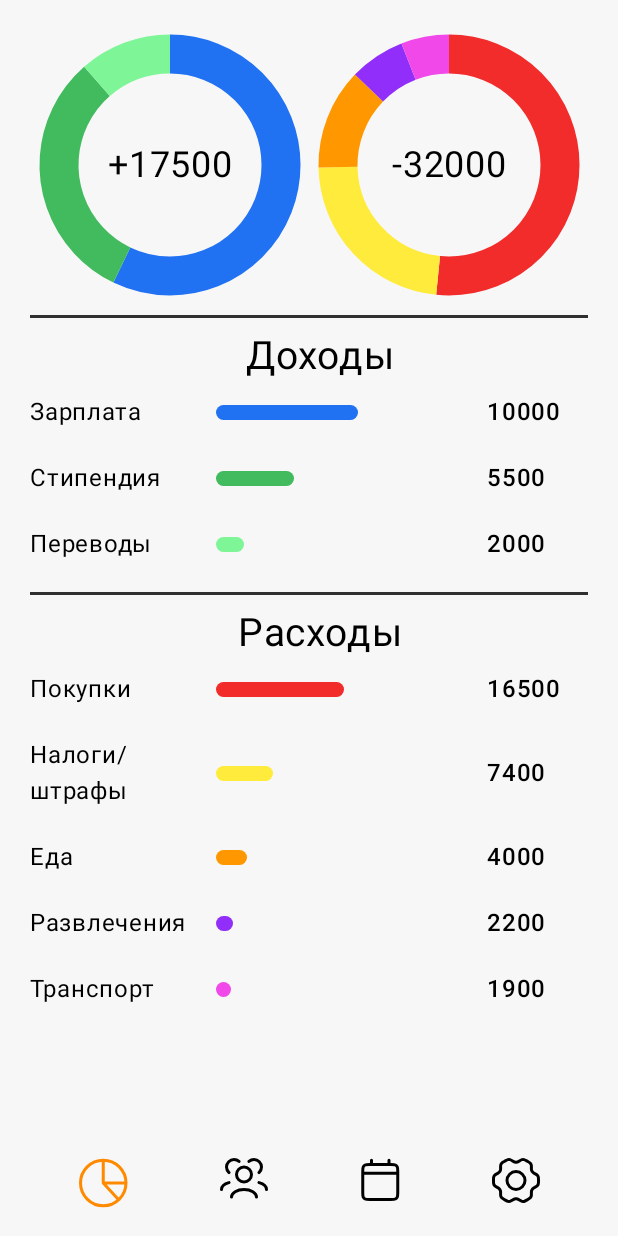
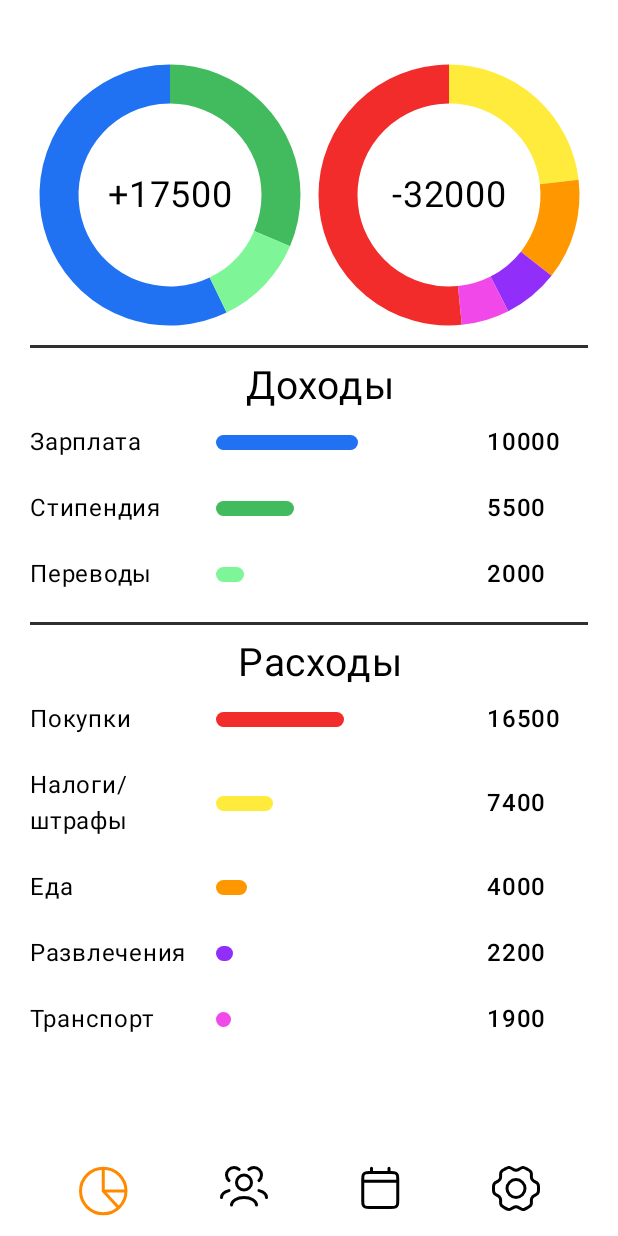
Before and after one commit to UndefinedBehaviorIU7/Finanstics, an Android app built with Jetpack Compose: the screen it shows after launch (MainActivity), on a phone screen of 412 x 824 dp. Run offline under Robolectric (Android 15) with nearby library versions, the phone set to English and light mode, and no system bars; our stand-ins replace accompanist; 1 statement that could not run was skipped.

Commit message:
bar update

```diff
--- a/app/build.gradle.kts
+++ b/app/build.gradle.kts
@@ -68,4 +68,5 @@ dependencies {
     implementation(libs.converter.gson)
     implementation(libs.accompanist.pager)
     implementation(libs.accompanist.pager.indicators)
+    implementation(libs.accompanist.systemuicontroller)
 }
--- a/app/src/main/java/com/example/finanstics/presentation/MainScreen.kt
+++ b/app/src/main/java/com/example/finanstics/presentation/MainScreen.kt
@@ -2,12 +2,18 @@ package com.example.finanstics.presentation
 
 import androidx.compose.foundation.background
 import androidx.compose.foundation.clickable
+import androidx.compose.foundation.isSystemInDarkTheme
 import androidx.compose.foundation.layout.Arrangement
 import androidx.compose.foundation.layout.Box
 import androidx.compose.foundation.layout.Row
+import androidx.compose.foundation.layout.WindowInsets
+import androidx.compose.foundation.layout.WindowInsetsSides
 import androidx.compose.foundation.layout.fillMaxWidth
 import androidx.compose.foundation.layout.height
+import androidx.compose.foundation.layout.only
 import androidx.compose.foundation.layout.padding
+import androidx.compose.foundation.layout.systemBars
+import androidx.compose.foundation.layout.windowInsetsPadding
 import androidx.compose.foundation.shape.CircleShape
 //noinspection UsingMaterialAndMaterial3Libraries
 import androidx.compose.material.Icon
@@ -15,16 +21,20 @@ import androidx.compose.material.Icon
 import androidx.compose.material.Scaffold
 import androidx.compose.material3.MaterialTheme
 import androidx.compose.runtime.Composable
+import androidx.compose.runtime.LaunchedEffect
+import androidx.compose.runtime.remember
 import androidx.compose.runtime.rememberCoroutineScope
 import androidx.compose.ui.Alignment
 import androidx.compose.ui.Modifier
 import androidx.compose.ui.draw.clip
+import androidx.compose.ui.draw.drawBehind
 import androidx.compose.ui.unit.dp
 import androidx.navigation.NavController
 import com.example.finanstics.presentation.navigation.BottomBarScreen
 import com.example.finanstics.presentation.navigation.BottomNavGraph
 import com.google.accompanist.pager.ExperimentalPagerApi
 import com.google.accompanist.pager.PagerState
+import com.google.accompanist.systemuicontroller.rememberSystemUiController
 import kotlinx.coroutines.launch
 
 @Suppress("MagicNumber")
@@ -33,6 +43,17 @@ import kotlinx.coroutines.launch
 fun MainScreen(
     navController: NavController
 ) {
+    val systemUiController = rememberSystemUiController()
+    val isDarkTheme = isSystemInDarkTheme()
+    val navigationBarColor = MaterialTheme.colorScheme.background
+
+    LaunchedEffect(isDarkTheme) {
+        systemUiController.setNavigationBarColor(
+            color = navigationBarColor,
+            darkIcons = !isDarkTheme
+        )
+    }
+
     val screens = listOf(
         BottomBarScreen.Stats,
         BottomBarScreen.Groups,
@@ -40,7 +61,7 @@ fun MainScreen(
         BottomBarScreen.Settings
     )
 
-    val pagerState = PagerState(pageCount = screens.size)
+    val pagerState = remember { PagerState(pageCount = screens.size) }
 
     Scaffold(
         bottomBar = { BottomBar(pagerState = pagerState, screens = screens) }
@@ -65,8 +86,11 @@ fun BottomBar(
 ) {
     Row(
         modifier = Modifier
+            .background(MaterialTheme.colorScheme.background)
+            .windowInsetsPadding(
+                WindowInsets.systemBars.only(WindowInsetsSides.Bottom)
+            )
             .height(60.dp)
-            .background(MaterialTheme.colorScheme.background)
             .fillMaxWidth(),
         horizontalArrangement = Arrangement.SpaceEvenly,
         verticalAlignment = Alignment.CenterVertically
@@ -92,7 +116,7 @@ fun BarItem(
 
     Box(
         modifier = Modifier
-            .height(60.dp)
+            .height(50.dp)
             .clip(CircleShape)
             .clickable(
                 onClick = {
--- a/app/src/main/java/com/example/finanstics/presentation/stats/Animation.kt
+++ b/app/src/main/java/com/example/finanstics/presentation/stats/Animation.kt
@@ -45,7 +45,7 @@ fun animateChartRotation(
     animDuration: Int
 ): Float {
     return animateFloatAsState(
-        targetValue = if (animationPlayed) 90f * 11f else 0f,
+        targetValue = if (animationPlayed) 270f else 0f,
         animationSpec = tween(
             durationMillis = animDuration,
             easing = LinearOutSlowInEasing
--- a/app/src/main/java/com/example/finanstics/presentation/stats/PieChart.kt
+++ b/app/src/main/java/com/example/finanstics/presentation/stats/PieChart.kt
@@ -13,6 +13,7 @@ import androidx.compose.runtime.Composable
 import androidx.compose.ui.Alignment
 import androidx.compose.ui.Modifier
 import androidx.compose.ui.draw.rotate
+import androidx.compose.ui.draw.scale
 import androidx.compose.ui.graphics.Color
 import androidx.compose.ui.graphics.StrokeCap
 import androidx.compose.ui.graphics.drawscope.Stroke
@@ -80,6 +81,7 @@ fun PieChart(
             Canvas(
                 modifier = Modifier
                     .size(radiusOuter * 2f)
+                    .rotate(-floatValue[0])
                     .rotate(animateRotation)
             ) {
                 floatValue.forEachIndexed { index, value ->
--- a/app/src/main/java/com/example/finanstics/presentation/stats/StatsView.kt
+++ b/app/src/main/java/com/example/finanstics/presentation/stats/StatsView.kt
@@ -36,7 +36,9 @@ fun Stats(
     val uiState = vm.uiState.collectAsState().value
 
     Box(
-        modifier = Modifier.fillMaxSize().background(
+        modifier = Modifier
+            .fillMaxSize()
+            .background(
                 color = MaterialTheme.colorScheme.background
             )
     ) {
@@ -45,6 +47,7 @@ fun Stats(
                 uiState.incomes,
                 uiState.expenses
             )
+
             is StatsUiState.Error -> StatsErrorView(uiState.message)
             StatsUiState.Loading -> {}
         }
@@ -57,10 +60,19 @@ fun StatsView(
     incomes: List<Pair<String, Int>>,
     expenses: List<Pair<String, Int>>
 ) {
+    Box(
+        modifier = Modifier
+            .fillMaxSize()
+            .padding(
+                top = 40.dp,
+                start = 20.dp,
+                end = 20.dp,
+                bottom = 20.dp
+            )
+    ) {
         LazyColumn(
             modifier = Modifier
                 .fillMaxWidth()
-            .padding(20.dp)
         ) {
             item {
                 Row() {
@@ -116,6 +128,7 @@ fun StatsView(
             }
         }
     }
+}
 
 @Suppress("MagicNumber")
 @Composable
--- a/app/src/main/java/com/example/finanstics/ui/theme/Const.kt
+++ b/app/src/main/java/com/example/finanstics/ui/theme/Const.kt
@@ -18,4 +18,4 @@ val EXPENSES_DATA = listOf(
     "Транспорт" to 1900
 )
 
-const val STATS_ANIMATE_DURATION = 1600
+const val STATS_ANIMATE_DURATION = 1000
--- a/app/src/main/java/com/example/finanstics/ui/theme/Theme.kt
+++ b/app/src/main/java/com/example/finanstics/ui/theme/Theme.kt
@@ -22,7 +22,7 @@ private val LightColorScheme = lightColorScheme(
     primary = Color.Black,
     secondary = GreyDark,
     tertiary = YellowSoftLight,
-    background = WhiteSoft
+    background = Color.White
 
     /* Other default colors to override
     background = Color(0xFFFFFBFE),
--- a/gradle/libs.versions.toml
+++ b/gradle/libs.versions.toml
@@ -1,5 +1,6 @@
 [versions]
 accompanistPager = "0.13.0"
+accompanistSystemuicontroller = "0.30.1"
 agp = "8.7.3"
 converterGson = "2.9.0"
 kotlin = "2.0.0"
@@ -17,6 +18,7 @@ retrofit = "2.9.0"
 [libraries]
 accompanist-pager = { module = "com.google.accompanist:accompanist-pager", version.ref = "accompanistPager" }
 accompanist-pager-indicators = { module = "com.google.accompanist:accompanist-pager-indicators", version.ref = "accompanistPager" }
+accompanist-systemuicontroller = { module = "com.google.accompanist:accompanist-systemuicontroller", version.ref = "accompanistSystemuicontroller" }
 androidx-core-ktx = { group = "androidx.core", name = "core-ktx", version.ref = "coreKtx" }
 androidx-lifecycle-viewmodel-compose = { module = "androidx.lifecycle:lifecycle-viewmodel-compose", version.ref = "lifecycleViewmodelCompose" }
 converter-gson = { module = "com.squareup.retrofit2:converter-gson", version.ref = "converterGson" }
```
Lines whose indentation alone changed are shown as unchanged.
